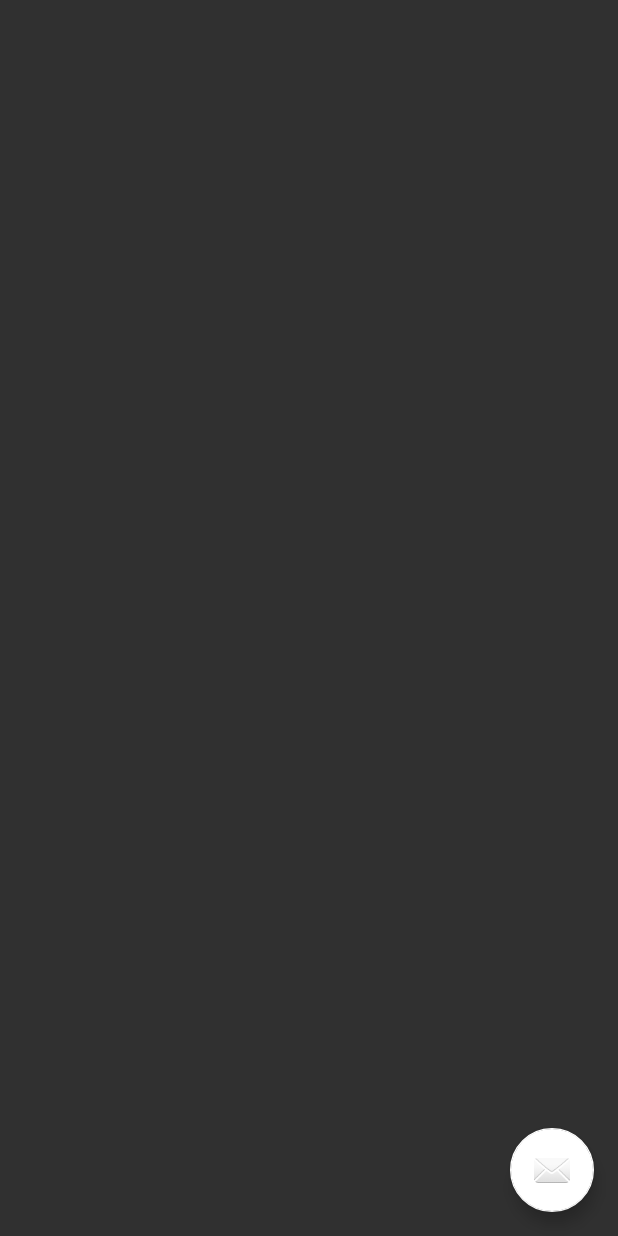
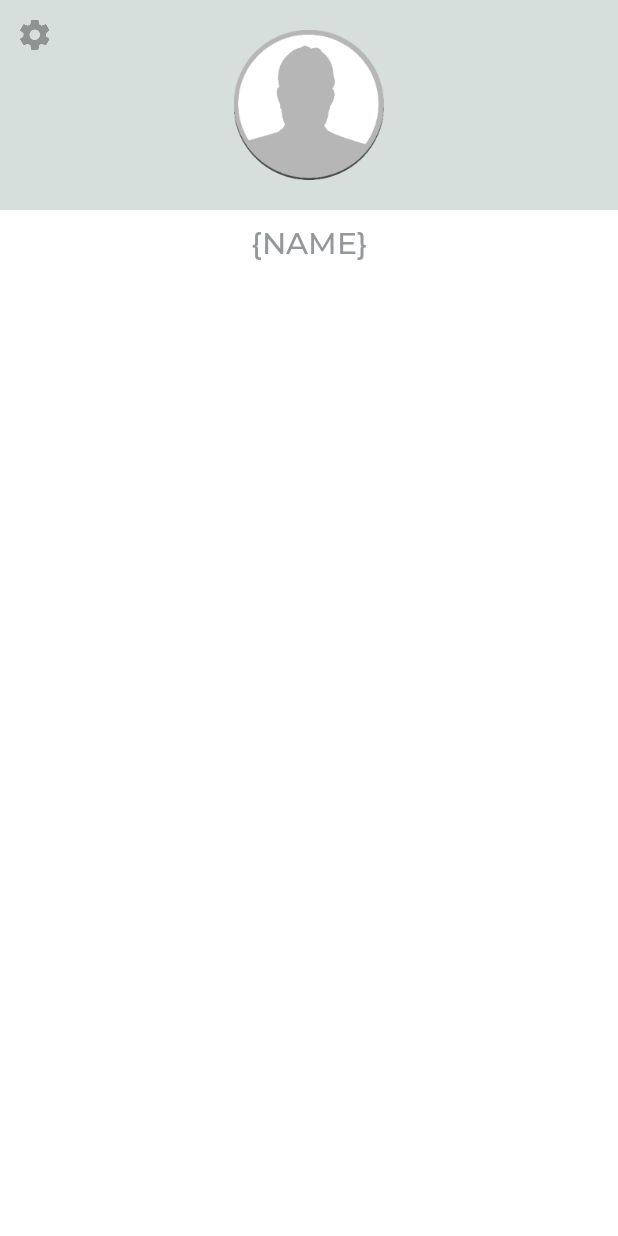
Before and after one commit to trenton-telge/Droplet, an Android app: the LenderControlPanelActivity screen opened directly, with no data from a screen before it, on a phone screen of 412 x 824 dp. Run offline under Robolectric (Android 15) with nearby library versions, the phone set to English and light mode, and no system bars; 1 statement that could not run was skipped.

Commit message:
Prototype for lender control panel

```diff
--- a/app/src/main/java/edu/lonestar/droplet/LenderControlPanelActivity.java
+++ b/app/src/main/java/edu/lonestar/droplet/LenderControlPanelActivity.java
@@ -6,6 +6,7 @@ import android.support.design.widget.Snackbar;
 import android.support.v7.app.AppCompatActivity;
 import android.support.v7.widget.Toolbar;
 import android.view.View;
+import android.widget.TextView;
 
 public class LenderControlPanelActivity extends AppCompatActivity {
 
@@ -13,17 +14,8 @@ public class LenderControlPanelActivity extends AppCompatActivity {
     protected void onCreate(Bundle savedInstanceState) {
         super.onCreate(savedInstanceState);
         setContentView(R.layout.activity_lender_control_panel);
-        Toolbar toolbar = (Toolbar) findViewById(R.id.toolbar);
-        setSupportActionBar(toolbar);
-
-        FloatingActionButton fab = (FloatingActionButton) findViewById(R.id.fab);
-        fab.setOnClickListener(new View.OnClickListener() {
-            @Override
-            public void onClick(View view) {
-                Snackbar.make(view, "Replace with your own action", Snackbar.LENGTH_LONG)
-                        .setAction("Action", null).show();
-            }
-        });
+        TextView name = findViewById(R.id.nameplate);
+        name.setText(String.format("%s %s", MainActivity.loggedUser.firstName, MainActivity.loggedUser.lastName));
     }
 
 }
--- a/app/src/main/res/layout/activity_lender_control_panel.xml
+++ b/app/src/main/res/layout/activity_lender_control_panel.xml
@@ -1,17 +1,56 @@
 <?xml version="1.0" encoding="utf-8"?>
-<android.support.design.widget.CoordinatorLayout xmlns:android="http://schemas.android.com/apk/res/android"
+<android.support.constraint.ConstraintLayout xmlns:android="http://schemas.android.com/apk/res/android"
     xmlns:app="http://schemas.android.com/apk/res-auto"
     xmlns:tools="http://schemas.android.com/tools"
     android:layout_width="match_parent"
     android:layout_height="match_parent"
-    tools:context="edu.lonestar.droplet.LenderControlPanelActivity">
+    android:background="@android:color/white">
 
-    <android.support.design.widget.FloatingActionButton
-        android:id="@+id/fab"
+    <TextView
+        android:id="@+id/nameplate"
         android:layout_width="wrap_content"
         android:layout_height="wrap_content"
-        android:layout_gravity="bottom|end"
-        android:layout_margin="@dimen/fab_margin"
-        app:srcCompat="@android:drawable/ic_dialog_email" />
+        android:layout_marginEnd="8dp"
+        android:layout_marginStart="8dp"
+        android:layout_marginTop="8dp"
+        android:fontFamily="@font/montserrat_medium"
+        android:text="@string/name_placeholder"
+        android:textColor="@color/greyFontMain"
+        android:textSize="20sp"
+        app:layout_constraintEnd_toEndOf="parent"
+        app:layout_constraintStart_toStartOf="parent"
+        app:layout_constraintTop_toBottomOf="@+id/constraintLayout" />
 
-</android.support.design.widget.CoordinatorLayout>
+    <android.support.constraint.ConstraintLayout
+        android:id="@+id/constraintLayout"
+        android:layout_width="match_parent"
+        android:layout_height="wrap_content"
+        android:background="@color/colorAccentLight">
+
+        <ImageView
+            android:id="@+id/avatarImage"
+            android:layout_width="100dp"
+            android:layout_height="100dp"
+            android:layout_marginBottom="20dp"
+            android:layout_marginEnd="8dp"
+            android:layout_marginStart="8dp"
+            android:layout_marginTop="20dp"
+            app:layout_constraintBottom_toBottomOf="parent"
+            app:layout_constraintEnd_toEndOf="parent"
+            app:layout_constraintStart_toStartOf="parent"
+            app:layout_constraintTop_toTopOf="parent"
+            app:srcCompat="@mipmap/ava_male" />
+
+        <ImageButton
+            android:id="@+id/accountSettingsButton"
+            android:layout_width="30dp"
+            android:layout_height="30dp"
+            android:layout_marginStart="8dp"
+            android:layout_marginTop="8dp"
+            android:alpha=".33"
+            android:background="@android:color/transparent"
+            app:layout_constraintStart_toStartOf="parent"
+            app:layout_constraintTop_toTopOf="parent"
+            app:srcCompat="@drawable/ic_settings_black_24dp" />
+    </android.support.constraint.ConstraintLayout>
+</android.support.constraint.ConstraintLayout>
--- a/app/src/main/res/values/colors.xml
+++ b/app/src/main/res/values/colors.xml
@@ -3,4 +3,6 @@
     <color name="colorPrimary">#3f51b5</color>
     <color name="colorPrimaryDark">#303F9F</color>
     <color name="colorAccent">#ffffff</color>
+    <color name="colorAccentLight">#D6DFDC</color>
+    <color name="greyFontMain">#95989A</color>
 </resources>
--- a/app/src/main/res/values/strings.xml
+++ b/app/src/main/res/values/strings.xml
@@ -30,4 +30,5 @@
     <string name="create_account_simple">Create Account</string>
     <string name="email">Email</string>
     <string name="title_activity_lender_control_panel">LenderControlPanelActivity</string>
+    <string name="name_placeholder">{NAME}</string>
 </resources>
```
